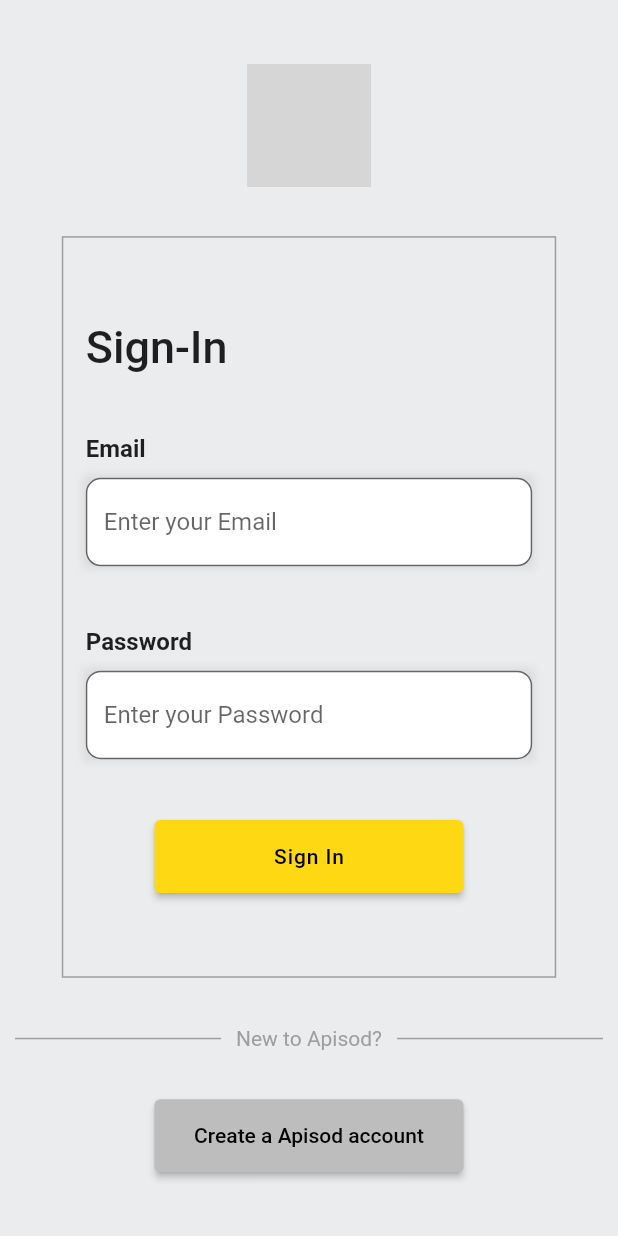
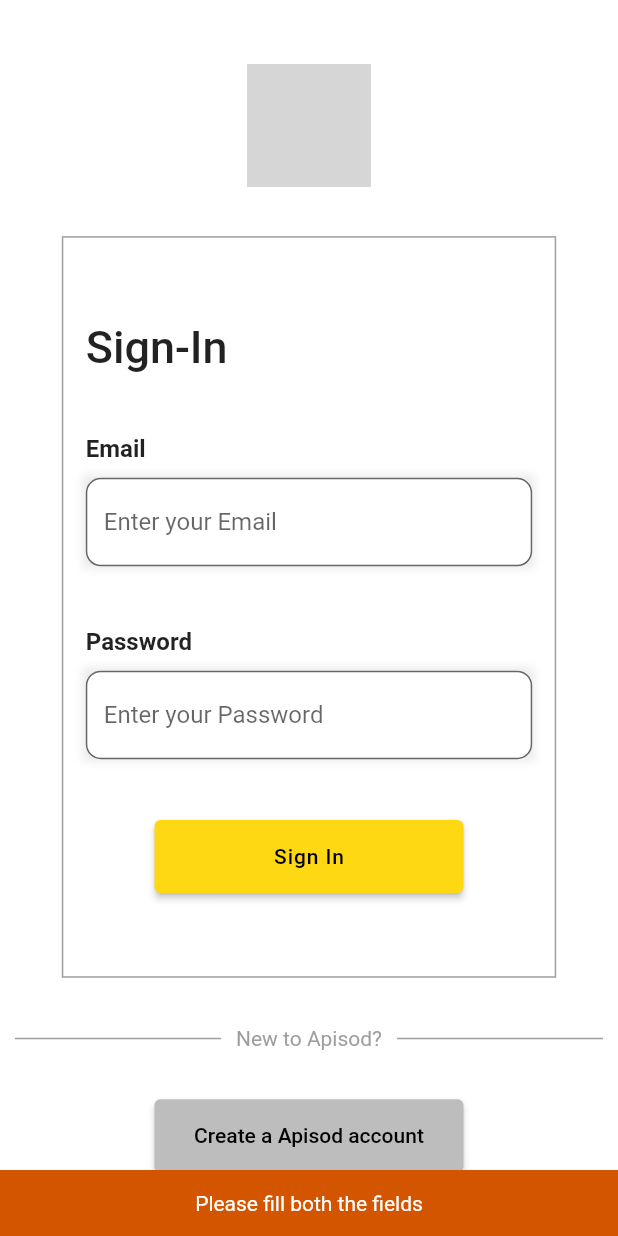
Before and after one commit to awes0m/am-a-clone, a Flutter app: the screen it shows after launch, after a tap on "Sign In", on a phone screen of 412 x 824 dp. Run offline on Flutter 3.47's test engine with Material 2 defaults, Android fonts, the light colour scheme and no system bars; our stand-ins replace firebase_auth, firebase_core; accounts and stored records are empty; network calls fail; grey boxes are pictures that could not be loaded.

Commit message:
Firebase Sign-in/Sign-up connected and working

```diff
--- a/ama_clone/lib/main.dart
+++ b/ama_clone/lib/main.dart
@@ -1,9 +1,26 @@
 import 'package:ama_clone/screens/sign_in_screen.dart';
 import 'package:ama_clone/screens/sign_up_screen.dart';
 import 'package:ama_clone/utils/color_themes.dart';
+import 'package:firebase_core/firebase_core.dart';
+import 'package:flutter/foundation.dart';
 import 'package:flutter/material.dart';
 
-void main() {
+void main() async {
+  WidgetsFlutterBinding.ensureInitialized();
+  if (kIsWeb) {
+    Firebase.initializeApp(
+        options: const FirebaseOptions(
+            apiKey: "AIzaSyBeo9cTiOjk_ibwxZKwjs19YbLd930pDQo",
+            authDomain: "amaclone-8d190.firebaseapp.com",
+            projectId: "amaclone-8d190",
+            storageBucket: "amaclone-8d190.appspot.com",
+            messagingSenderId: "125284922789",
+            appId: "1:125284922789:web:0c3206dd217ee002a3a44c",
+            measurementId: "G-ZZ8SWSF2X5"));
+  } else {
+    Firebase.initializeApp();
+  }
+
   runApp(const AmaClone());
 }
 
--- /dev/null
+++ b/ama_clone/lib/resources/authentication_methods.dart
@@ -0,0 +1,56 @@
+import 'package:firebase_auth/firebase_auth.dart';
+
+class AuthenticationMethods {
+  final FirebaseAuth _firebaseAuth = FirebaseAuth.instance;
+
+  /// This method is used to register a new user
+  /// requires a [email],[name],[address] and [password]
+  Future<String> signUp({
+    required String name,
+    required String email,
+    required String address,
+    required String password,
+  }) async {
+    /// Trimmimg operation to remove extra spaces
+    name.trim();
+    email.trim();
+    address.trim();
+    password.trim();
+    String output = 'Something went wrong';
+    if (name != "" && email != "" && address != "" && password != "") {
+      try {
+        await _firebaseAuth.createUserWithEmailAndPassword(
+            email: email, password: password);
+        output = 'success';
+      } on FirebaseAuthException catch (e) {
+        output = e.message.toString();
+      }
+    } else {
+      output = 'Please fill all the fields';
+    }
+    return output;
+  }
+
+  /// This method is used to sign in with [email] and [password]
+  Future<String> signIn({
+    required String email,
+    required String password,
+  }) async {
+    /// Trimmimg operation to remove extra spaces
+    email.trim();
+    password.trim();
+    String output = 'Something went wrong';
+    if (email != "" && password != "") {
+      try {
+        await _firebaseAuth.signInWithEmailAndPassword(
+            email: email, password: password);
+        output = 'success';
+      } on FirebaseAuthException catch (e) {
+        output = e.message.toString();
+      }
+    } else {
+      output = 'Please fill both the fields';
+    }
+    return output;
+  }
+}
--- a/ama_clone/lib/screens/sign_in_screen.dart
+++ b/ama_clone/lib/screens/sign_in_screen.dart
@@ -1,10 +1,14 @@
+import 'dart:developer';
+
+import 'package:ama_clone/resources/authentication_methods.dart';
 import 'package:ama_clone/screens/sign_up_screen.dart';
 import 'package:ama_clone/utils/color_themes.dart';
 import 'package:ama_clone/utils/constants.dart';
-import 'package:ama_clone/widget/text_field_widget.dart';
+import 'package:ama_clone/widgets/text_field_widget.dart';
 import 'package:flutter/material.dart';
 
-import '../widget/custom_main_button.dart';
+import '../utils/utils.dart';
+import '../widgets/custom_main_button.dart';
 
 class SignInScreen extends StatefulWidget {
   static const String routeName = '/signIn';
@@ -17,6 +21,7 @@
 class _SignInScreenState extends State<SignInScreen> {
   TextEditingController emailController = TextEditingController();
   TextEditingController passwordController = TextEditingController();
+  AuthenticationMethods authMethods = AuthenticationMethods();
 
   @override
   void dispose() {
@@ -28,6 +33,7 @@
   @override
   Widget build(BuildContext context) {
     return Scaffold(
+      backgroundColor: Colors.white,
       body: SingleChildScrollView(
         child: SizedBox(
           height: ScrnSizer.screenHeight(),
@@ -92,7 +98,21 @@
                                     color: Colors.black, letterSpacing: 0.6),
                               ),
                               color: yellowColor,
-                              onPressed: () {},
+                              onPressed: () async {
+                                String output = await authMethods.signIn(
+                                    email: emailController.text,
+                                    password: passwordController.text);
+
+                                if (output == 'success') {
+                                  log('Doing next steps');
+                                  //TODO: function to navigate to home screen
+                                } else {
+                                  Utils.showSnackBar(
+                                    context: context,
+                                    message: output,
+                                  );
+                                }
+                              },
                               isLoading: false,
                             ),
                           ),
--- a/ama_clone/lib/utils/constants.dart
+++ b/ama_clone/lib/utils/constants.dart
@@ -1,4 +1,3 @@
-import 'package:flutter/material.dart';
 
 const double kAppBarHeight = 80;
 
@@ -54,10 +53,3 @@
 //Dont even attemp to scroll to the end of this manually lmao
 const String amazonLogo =
     "https://upload.wikimedia.org/wikipedia/commons/thumb/a/a9/Amazon_logo.svg/2560px-Amazon_logo.svg.png";
-
-class ScrnSizer {
-  static double screenWidth() =>
-      MediaQueryData.fromWindow(WidgetsBinding.instance!.window).size.width;
-  static double screenHeight() =>
-      MediaQueryData.fromWindow(WidgetsBinding.instance!.window).size.height;
-}
--- /dev/null
+++ b/ama_clone/lib/utils/utils.dart
@@ -0,0 +1,34 @@
+import 'package:flutter/material.dart';
+
+/// This class is used to get the screen height and width
+/// Functions- screenHeight() and screenWidth()
+class ScrnSizer {
+  /// return the current available screen height
+  static double screenWidth() =>
+      MediaQueryData.fromWindow(WidgetsBinding.instance!.window).size.width;
+
+  /// return the current available screen width
+  static double screenHeight() =>
+      MediaQueryData.fromWindow(WidgetsBinding.instance!.window).size.height;
+}
+
+class Utils {
+  static showSnackBar(
+      {required BuildContext context, required String message}) {
+    ScaffoldMessenger.of(context).showSnackBar(SnackBar(
+      backgroundColor: Color.fromARGB(255, 212, 85, 0),
+      shape: const RoundedRectangleBorder(
+          // borderRadius: BorderRadius.only(
+          //   topLeft: Radius.circular(10),
+          //   topRight: Radius.circular(10),
+          // ),
+          ),
+      content: Row(
+        mainAxisAlignment: MainAxisAlignment.center,
+        children: [
+          Text(message),
+        ],
+      ),
+    ));
+  }
+}
--- a/ama_clone/lib/widget/custom_main_button.dart
+++ b/ama_clone/lib/widgets/custom_main_button.dart
@@ -1,6 +1,7 @@
 import 'package:ama_clone/utils/color_themes.dart';
-import 'package:ama_clone/utils/constants.dart';
 import 'package:flutter/material.dart';
+
+import '../utils/utils.dart';
 
 class CustomMainButton extends StatelessWidget {
   final Widget child;
--- a/ama_clone/pubspec.yaml
+++ b/ama_clone/pubspec.yaml
@@ -34,6 +34,10 @@
   # The following adds the Cupertino Icons font to your application.
   # Use with the CupertinoIcons class for iOS style icons.
   cupertino_icons: ^1.0.2
+  firebase_core: ^1.16.0
+  firebase_auth: ^3.3.17
+  cloud_firestore: ^3.1.14
+  firebase_storage: ^10.2.15
 
 dev_dependencies:
   flutter_test:
```
Also changed, not shown: ama_clone/lib/screens/sign_up_screen.dart (+26 -3 lines), ama_clone/lib/widgets/text_field_widget.dart (renamed from ama_clone/lib/widget/text_field_widget.dart), 3 other files.
